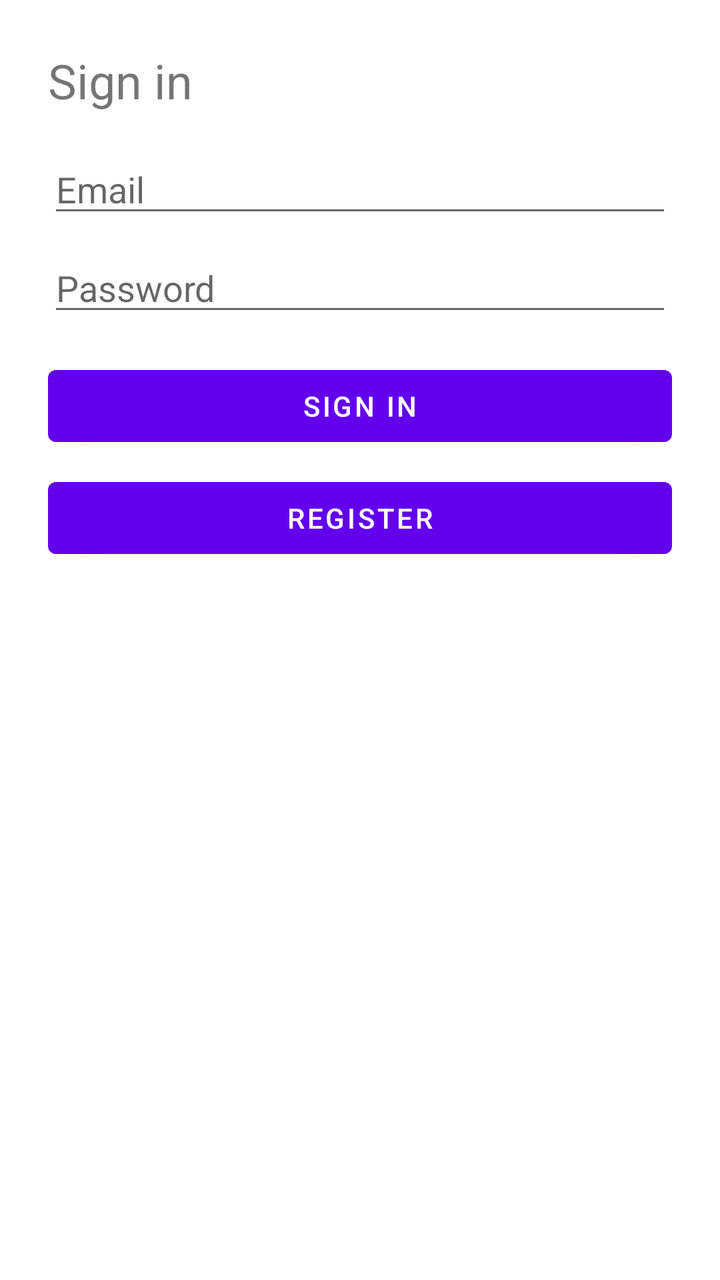
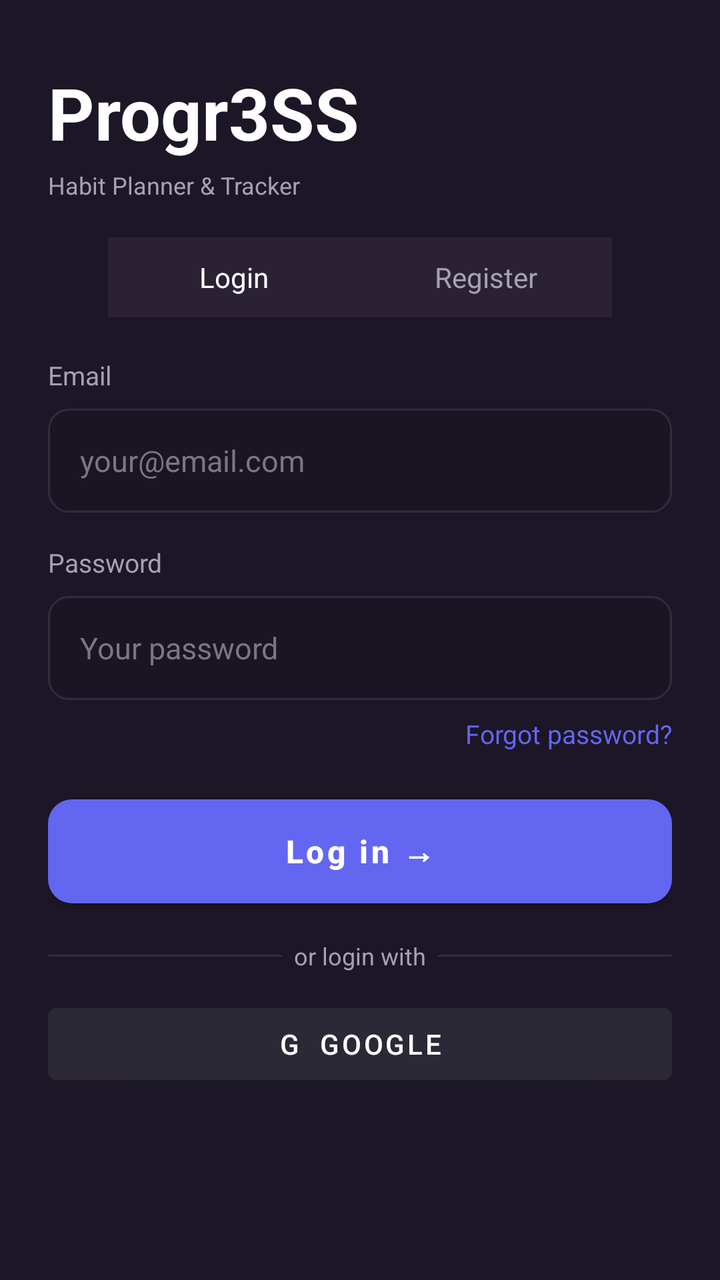

The first picture is an Android layout as it rendered before a commit; the second is the same layout after the commit. The layout source and the unified diff follow.
<!-- AndroidManifest.xml: application theme Theme.MyApplication -->
<!-- res/layout/activity_login.xml -->
<?xml version="1.0" encoding="utf-8"?>
<LinearLayout xmlns:android="http://schemas.android.com/apk/res/android"
    android:orientation="vertical"
    android:layout_width="match_parent"
    android:layout_height="match_parent"
    android:padding="24dp">

    <TextView
        android:layout_width="wrap_content"
        android:layout_height="wrap_content"
        android:text="Sign in"
        android:textSize="24sp"
        android:layout_marginBottom="16dp" />

    <EditText
        android:id="@+id/etEmail"
        android:layout_width="match_parent"
        android:layout_height="wrap_content"
        android:hint="Email" />

    <EditText
        android:id="@+id/etPassword"
        android:layout_width="match_parent"
        android:layout_height="wrap_content"
        android:hint="Password"
        android:inputType="textPassword"
        android:layout_marginTop="8dp" />

    <Button
        android:id="@+id/btnSignIn"
        android:layout_width="match_parent"
        android:layout_height="wrap_content"
        android:text="Sign In"
        android:layout_marginTop="16dp" />

    <Button
        android:id="@+id/btnRegister"
        android:layout_width="match_parent"
        android:layout_height="wrap_content"
        android:text="Register"
        android:layout_marginTop="8dp" />

</LinearLayout>
<!-- resources referenced by this layout -->
<resources>
  <style name="Theme.MyApplication" parent="Theme.MaterialComponents.DayNight.DarkActionBar">
          
          <item name="colorPrimary">@color/purple_500</item>
          <item name="colorPrimaryVariant">@color/purple_700</item>
          <item name="colorOnPrimary">@color/white</item>
          
          <item name="colorSecondary">@color/teal_200</item>
          <item name="colorSecondaryVariant">@color/teal_700</item>
          <item name="colorOnSecondary">@color/black</item>
          
          <item name="android:statusBarColor">?attr/colorPrimaryVariant</item>
          
      </style>
  <color name="purple_500">#FF6200EE</color>
  <color name="purple_700">#FF3700B3</color>
  <color name="white">#FFFFFFFF</color>
  <color name="teal_200">#FF03DAC5</color>
  <color name="teal_700">#FF018786</color>
  <color name="black">#FF000000</color>
</resources>

<!-- the commit's change to res/layout/activity_login.xml (unified diff, before → after) -->
@@ -1,43 +1,194 @@
 <?xml version="1.0" encoding="utf-8"?>
-<LinearLayout xmlns:android="http://schemas.android.com/apk/res/android"
-    android:orientation="vertical"
+<ScrollView xmlns:android="http://schemas.android.com/apk/res/android"
     android:layout_width="match_parent"
     android:layout_height="match_parent"
-    android:padding="24dp">
+    android:fillViewport="true"
+    android:background="@color/bg_default">
 
-    <TextView
-        android:layout_width="wrap_content"
-        android:layout_height="wrap_content"
-        android:text="Sign in"
-        android:textSize="24sp"
-        android:layout_marginBottom="16dp" />
-
-    <EditText
-        android:id="@+id/etEmail"
+    <LinearLayout
         android:layout_width="match_parent"
         android:layout_height="wrap_content"
-        android:hint="Email" />
+        android:orientation="vertical"
+        android:padding="24dp">
 
-    <EditText
-        android:id="@+id/etPassword"
-        android:layout_width="match_parent"
-        android:layout_height="wrap_content"
-        android:hint="Password"
-        android:inputType="textPassword"
-        android:layout_marginTop="8dp" />
+        
+        <TextView
+            android:id="@+id/tvAppTitle"
+            android:layout_width="wrap_content"
+            android:layout_height="wrap_content"
+            android:text="Progr3SS"
+            android:textColor="@color/text_primary"
+            android:textSize="36sp"
+            android:textStyle="bold"
+            android:layout_marginTop="8dp" />
 
-    <Button
-        android:id="@+id/btnSignIn"
-        android:layout_width="match_parent"
-        android:layout_height="wrap_content"
-        android:text="Sign In"
-        android:layout_marginTop="16dp" />
+        <TextView
+            android:id="@+id/tvSubtitle"
+            android:layout_width="wrap_content"
+            android:layout_height="wrap_content"
+            android:text="Habit Planner &amp; Tracker"
+            android:textColor="@color/text_secondary"
+            android:textSize="12sp"
+            android:layout_marginTop="4dp"
+            android:layout_marginBottom="18dp" />
 
-    <Button
-        android:id="@+id/btnRegister"
-        android:layout_width="match_parent"
-        android:layout_height="wrap_content"
-        android:text="Register"
-        android:layout_marginTop="8dp" />
+        
+        <LinearLayout
+            android:layout_width="wrap_content"
+            android:layout_height="40dp"
+            android:orientation="horizontal"
+            android:background="@color/card_bg"
+            android:padding="3dp"
+            android:layout_marginBottom="20dp"
+            android:layout_gravity="center_horizontal"
+            android:clipToPadding="false"
+            android:clipChildren="false">
 
-</LinearLayout>
+            <TextView
+                android:id="@+id/toggleLogin"
+                android:layout_width="120dp"
+                android:layout_height="match_parent"
+                android:gravity="center"
+                android:text="Login"
+                android:textColor="@color/text_primary"
+                android:background="@drawable/bg_toggle_selected"
+                android:paddingLeft="8dp"
+                android:paddingRight="8dp" />
+
+            <TextView
+                android:id="@+id/toggleRegister"
+                android:layout_width="120dp"
+                android:layout_height="match_parent"
+                android:gravity="center"
+                android:text="Register"
+                android:textColor="@color/text_secondary"
+                android:background="@drawable/bg_toggle_selected"
+                android:paddingLeft="8dp"
+                android:paddingRight="8dp"
+                android:layout_marginStart="6dp"
+                android:state_selected="false" />
+        </LinearLayout>
+
+        
+        <TextView
+            android:layout_width="wrap_content"
+            android:layout_height="wrap_content"
+            android:text="Email"
+            android:textColor="@color/text_secondary"
+            android:textSize="13sp"
+            android:layout_marginBottom="8dp" />
+
+        
+        <EditText
+            android:id="@+id/etEmail"
+            android:layout_width="match_parent"
+            android:layout_height="52dp"
+            android:background="@drawable/bg_input"
+            android:hint="your@email.com"
+            android:paddingLeft="16dp"
+            android:paddingRight="16dp"
+            android:textColor="@color/text_primary"
+            android:textColorHint="@color/text_muted"
+            android:textSize="15sp"
+            android:inputType="textEmailAddress" />
+
+        
+        <LinearLayout
+            android:layout_width="match_parent"
+            android:layout_height="wrap_content"
+            android:orientation="vertical"
+            android:layout_marginTop="16dp">
+
+            <TextView
+                android:layout_width="wrap_content"
+                android:layout_height="wrap_content"
+                android:text="Password"
+                android:textColor="@color/text_secondary"
+                android:textSize="13sp"
+                android:layout_marginBottom="8dp" />
+
+            <EditText
+                android:id="@+id/etPassword"
+                android:layout_width="match_parent"
+                android:layout_height="52dp"
+                android:background="@drawable/bg_input"
+                android:hint="Your password"
+                android:paddingLeft="16dp"
+                android:paddingRight="16dp"
+                android:textColor="@color/text_primary"
+                android:textColorHint="@color/text_muted"
+                android:textSize="15sp"
+                android:inputType="textPassword" />
+
+            <TextView
+                android:id="@+id/tvForgot"
+                android:layout_width="wrap_content"
+                android:layout_height="wrap_content"
+                android:text="Forgot password?"
+                android:textColor="@color/accent_purple_start"
+                android:textSize="13sp"
+                android:layout_marginTop="8dp"
+                android:layout_gravity="end" />
+        </LinearLayout>
+
+        
+        <Button
+            android:id="@+id/btnSignIn"
+            android:layout_width="match_parent"
+            android:layout_height="52dp"
+            android:layout_marginTop="24dp"
+            android:background="@drawable/bg_button_primary"
+            android:text="Log in →"
+            android:textColor="@color/text_primary"
+            android:textSize="16sp"
+            android:textAllCaps="false"
+            android:textStyle="bold" />
+
+        
+        <LinearLayout
+            android:layout_width="match_parent"
+            android:layout_height="wrap_content"
+            android:orientation="horizontal"
+            android:gravity="center"
+            android:layout_marginTop="18dp">
+
+            <View
+                android:layout_width="0dp"
+                android:layout_height="1dp"
+                android:layout_weight="1"
+                android:background="@color/input_stroke" />
+
+            <TextView
+                android:layout_width="wrap_content"
+                android:layout_height="wrap_content"
+                android:text="  or login with  "
+                android:textColor="@color/text_secondary"
+                android:textSize="12sp" />
+
+            <View
+                android:layout_width="0dp"
+                android:layout_height="1dp"
+                android:layout_weight="1"
+                android:background="@color/input_stroke" />
+        </LinearLayout>
+
+        
+        <Button
+            android:id="@+id/btnGoogle"
+            android:layout_width="match_parent"
+            android:layout_height="48dp"
+            android:layout_marginTop="12dp"
+            android:backgroundTint="#2B2935"
+            android:text="G  Google"
+            android:textColor="@color/text_primary" />
+
+        
+        <Button
+            android:id="@+id/btnRegister"
+            android:layout_width="0dp"
+            android:layout_height="0dp"
+            android:visibility="gone" />
+
+    </LinearLayout>
+
+</ScrollView>
<!-- resource entries referenced after the edit -->
@@ -1,23 +1,66 @@
 <!-- resources referenced by this layout -->
 <resources>
+  <color name="accent_purple_start">#6366F1</color>
+  <color name="bg_default">#1C1626</color>
+  <color name="card_bg">#2A2234</color>
+  <color name="input_stroke">#332B3F</color>
+  <color name="text_muted">#7B7585</color>
+  <color name="text_primary">#FFFFFF</color>
+  <color name="text_secondary">#A6A0B0</color>
+  <!-- drawable bg_button_primary (drawable) -->
+  <?xml version="1.0" encoding="utf-8"?>
+  <shape xmlns:android="http://schemas.android.com/apk/res/android" android:shape="rectangle">
+      <gradient
+          android:angle="0"
+          android:startColor="@color/accent_purple_start"
+          android:endColor="@color/accent_purple_end"
+          android:type="linear" />
+      <corners android:radius="12dp" />
+      <size android:height="48dp" />
+  </shape>
+  <!-- drawable bg_input (drawable) -->
+  <?xml version="1.0" encoding="utf-8"?>
+  <shape xmlns:android="http://schemas.android.com/apk/res/android" android:shape="rectangle">
+      <solid android:color="@color/input_bg" />
+      <stroke android:width="1dp" android:color="@color/input_stroke" />
+      <corners android:radius="10dp" />
+      <padding android:left="12dp" android:top="12dp" android:right="12dp" android:bottom="12dp" />
+  </shape>
+  <!-- drawable bg_toggle_selected (drawable) -->
+  <?xml version="1.0" encoding="utf-8"?>
+  <selector xmlns:android="http://schemas.android.com/apk/res/android">
+      <item android:state_selected="true">
+          <shape android:shape="rectangle">
+              <solid android:color="@color/accent_purple_start" />
+              <corners android:radius="24dp" />
+          </shape>
+      </item>
+      <item>
+          <shape android:shape="rectangle">
+              <solid android:color="@color/card_bg" />
+              <corners android:radius="24dp" />
+          </shape>
+      </item>
+  </selector>
   <style name="Theme.MyApplication" parent="Theme.MaterialComponents.DayNight.DarkActionBar">
           
-          <item name="colorPrimary">@color/purple_500</item>
-          <item name="colorPrimaryVariant">@color/purple_700</item>
-          <item name="colorOnPrimary">@color/white</item>
+          <item name="colorPrimary">@color/accent_purple_start</item>
+          <item name="colorPrimaryVariant">@color/accent_purple_end</item>
+          <item name="colorOnPrimary">@color/text_primary</item>
+  
+          <item name="colorSecondary">@color/accent_green</item>
+          <item name="colorOnSecondary">@color/text_primary</item>
+  
+          <item name="android:statusBarColor">@color/bg_default</item>
+          <item name="android:navigationBarColor">@color/bg_default</item>
+  
           
-          <item name="colorSecondary">@color/teal_200</item>
-          <item name="colorSecondaryVariant">@color/teal_700</item>
-          <item name="colorOnSecondary">@color/black</item>
-          
-          <item name="android:statusBarColor">?attr/colorPrimaryVariant</item>
-          
+          <item name="android:colorBackground">@color/bg_default</item>
+          <item name="android:textColor">@color/text_primary</item>
+          <item name="android:windowBackground">@color/bg_default</item>
       </style>
-  <color name="purple_500">#FF6200EE</color>
-  <color name="purple_700">#FF3700B3</color>
-  <color name="white">#FFFFFFFF</color>
-  <color name="teal_200">#FF03DAC5</color>
-  <color name="teal_700">#FF018786</color>
-  <color name="black">#FF000000</color>
+  <color name="accent_purple_end">#8B5CF6</color>
+  <color name="input_bg">#1A1523</color>
+  <color name="accent_green">#10B981</color>
 </resources>
 
